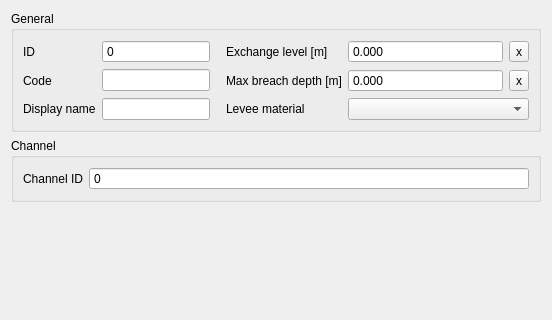
Old version of the form threedi_schematisation_editor/forms/ui/potential_breach.ui in the repository nens/threedi-schematisation-editor; both pictures show x 0 to 552 and y 0 to 320 of the 552 by 600 pixel window.
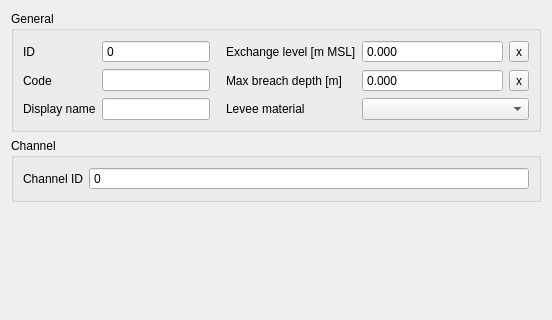
New version of the form.

Patch:
```diff
--- a/threedi_schematisation_editor/forms/ui/potential_breach.ui
+++ b/threedi_schematisation_editor/forms/ui/potential_breach.ui
@@ -237,7 +237,7 @@
       <item row="1" column="3">
        <widget class="QLabel" name="label_26">
         <property name="text">
-         <string>Exchange level [m]</string>
+         <string>Exchange level [m MSL]</string>
         </property>
         <property name="alignment">
          <set>Qt::AlignLeading|Qt::AlignLeft|Qt::AlignVCenter</set>
```
